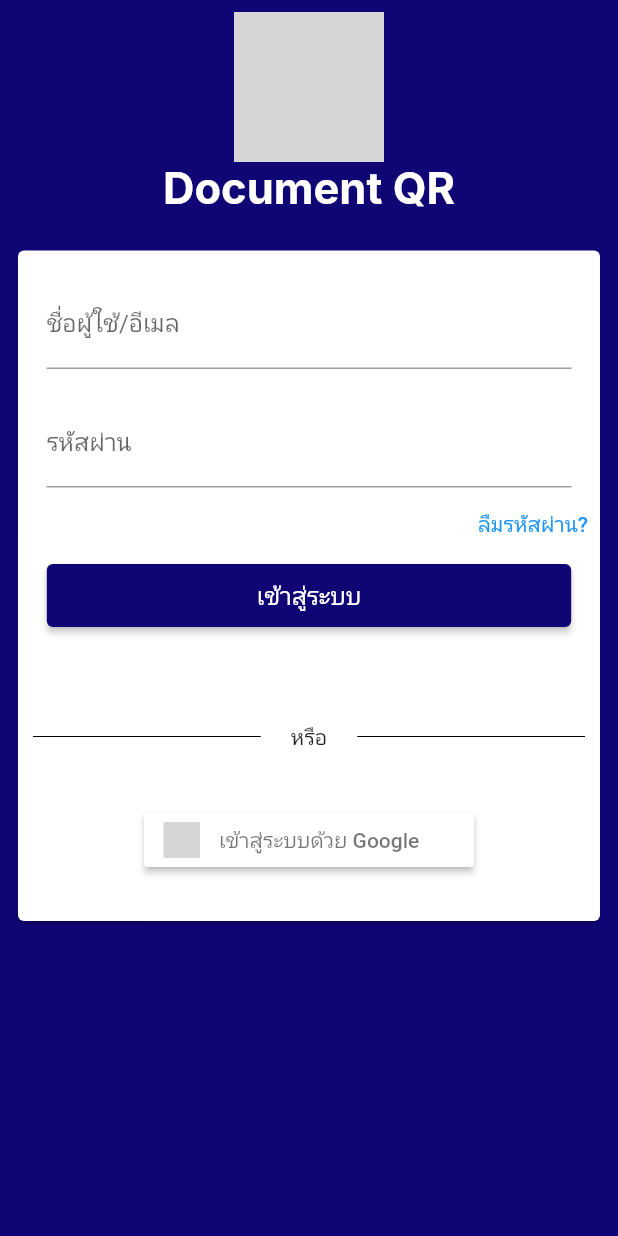
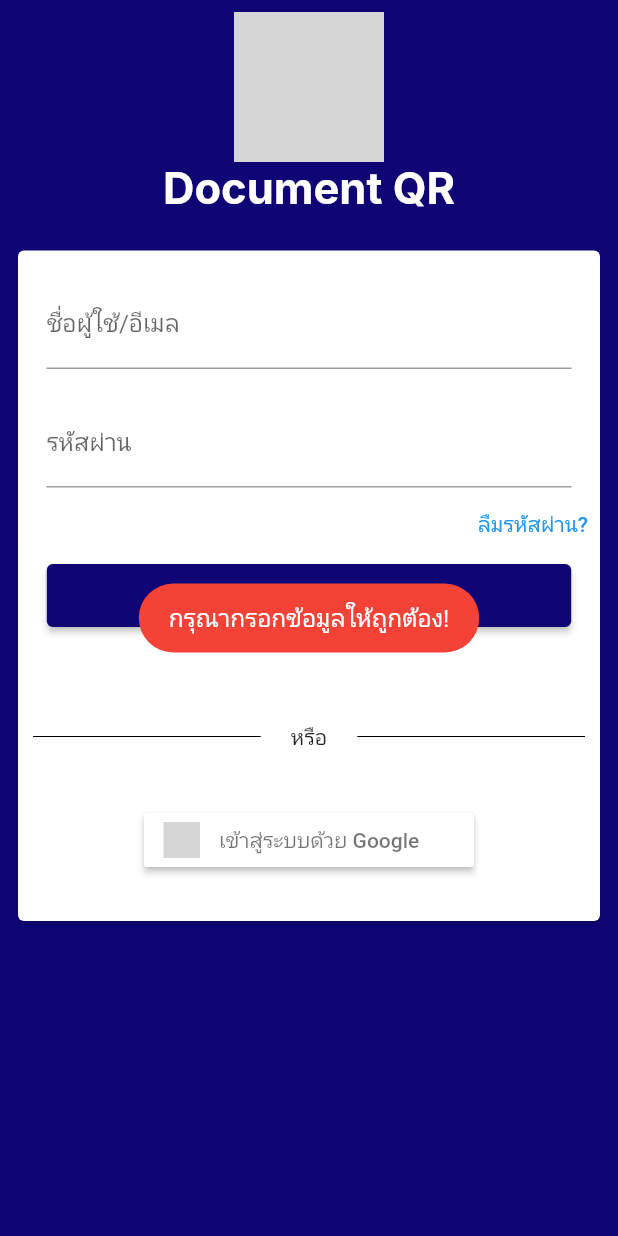
Before and after one commit to phumipat0824/dqs_app, a Flutter app: the login_page screen opened directly, after a tap on "เข้าสู่ระบบ", on a phone screen of 412 x 824 dp. Run offline on Flutter 3.47's test engine with Material 2 defaults, Android fonts, the light colour scheme and no system bars; our stand-ins replace flutter_signin_button, fluttertoast, qr_flutter, shared_preferences; missing offline and left inert: qr_code_scanner; accounts and stored records are empty; network calls fail; Roboto replaces fonts that are missing (Inter); grey boxes are pictures that could not be loaded.

Commit message:
login noti

```diff
--- a/lib/pages/DQS_login.dart
+++ b/lib/pages/DQS_login.dart
@@ -88,13 +88,29 @@ class _login_pageState extends State<login_page> {
                                 print('username: ${username.text}');
                                 print('password: ${password.text}');
                                 getUers();
-                                if (checkLogin(username.text, password.text)) {
-                                  //   Navigator.push(
-                                  //   context,
-                                  //   MaterialPageRoute(builder: (context) => const ()),
-                                  // );
-                                } else {
-                                  print('worng');
+                                if(checkLogin(username.text,password.text)){
+                                  Fluttertoast.showToast(
+                                    msg: "เข้าสู่ระบบสำเร็จ!",
+                                    toastLength: Toast.LENGTH_SHORT,
+                                    gravity: ToastGravity.CENTER,
+                                    timeInSecForIosWeb: 1,
+                                    backgroundColor: Color.fromARGB(255, 0, 255, 13),
+                                    textColor: Colors.white,
+                                    fontSize: 16.0);
+                                //   Navigator.push(
+                                //   context,
+                                //   MaterialPageRoute(builder: (context) => const DQS_scan()),
+                                // );
+                                }else{
+                                  // print('worng');
+                                  Fluttertoast.showToast(
+                                    msg: "กรุณากรอกข้อมูลให้ถูกต้อง!",
+                                    toastLength: Toast.LENGTH_SHORT,
+                                    gravity: ToastGravity.CENTER,
+                                    timeInSecForIosWeb: 1,
+                                    backgroundColor: Colors.red,
+                                    textColor: Colors.white,
+                                    fontSize: 16.0);
                                 }
                                 // print('userdata : ${userdata.length}');
 
```
